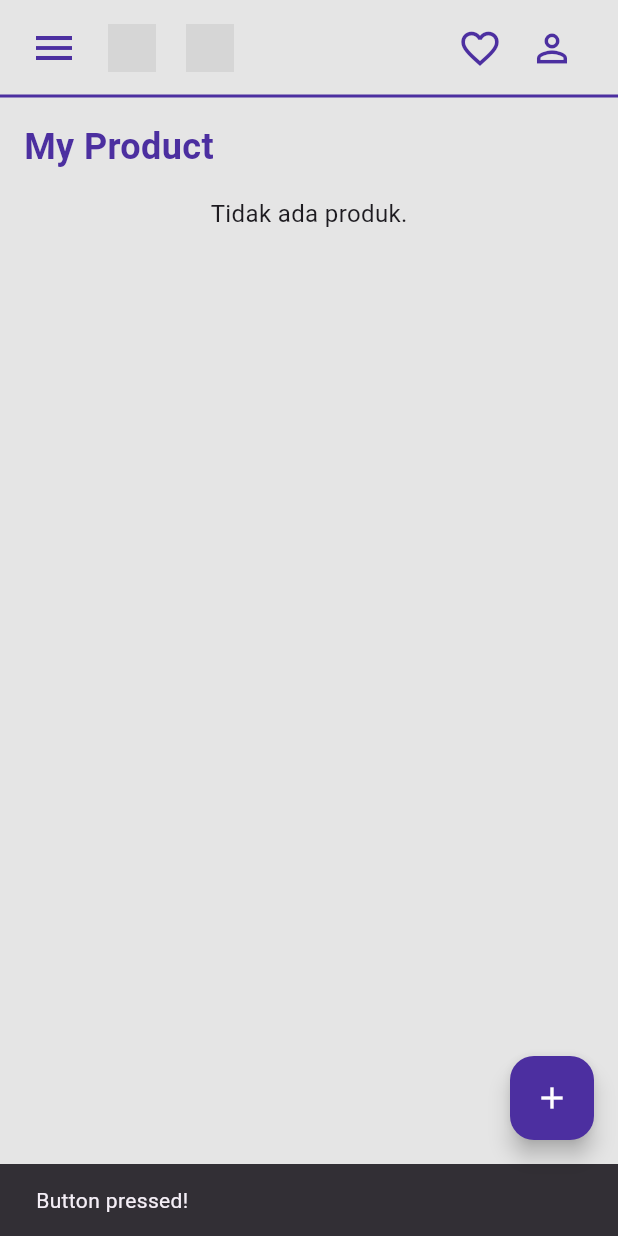
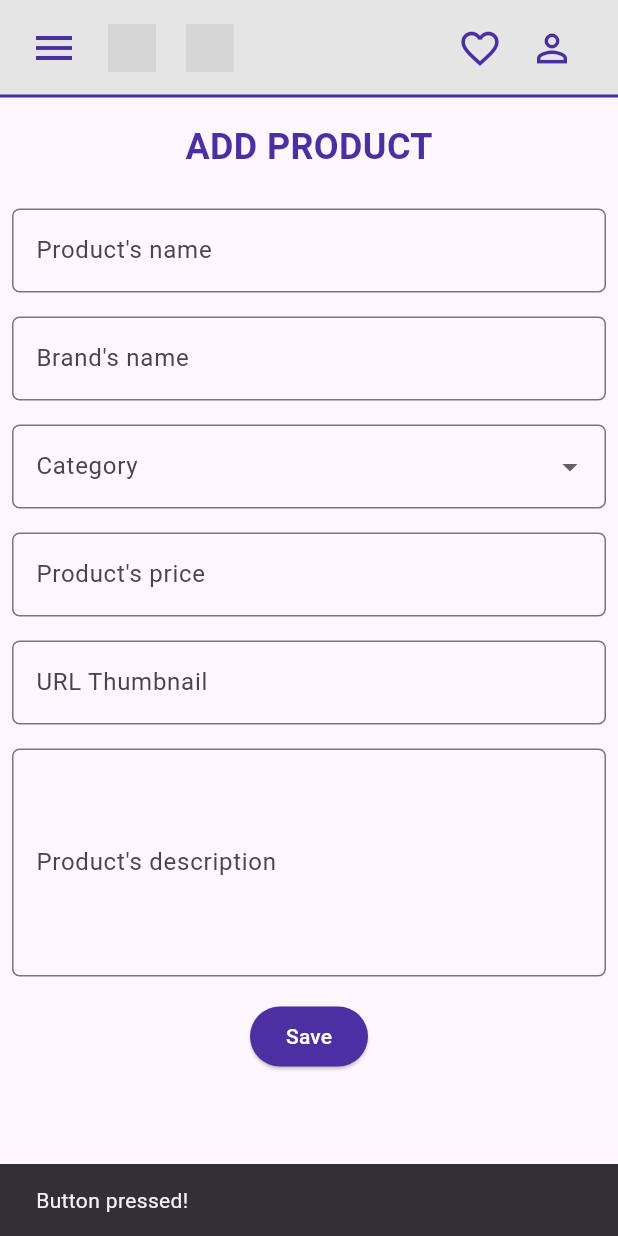
Before and after one commit to pbp-kelompok-a10/Prime-Basket-Place-Mobile, a Flutter app: the DashboardPage screen opened directly, after a tap on the "menu" icon, after a tap on the "person outline" icon, after a tap on the "add" icon, on a phone screen of 412 x 824 dp. Run offline on Flutter 3.47's test engine with Material 3 defaults, Android fonts, the light colour scheme and no system bars; our stand-ins replace image_picker; missing offline and left inert: pbp_django_auth; grey boxes are pictures that could not be loaded.

Commit message:
completing add product form

```diff
--- a/lib/account/screens/login.dart
+++ b/lib/account/screens/login.dart
@@ -21,7 +21,7 @@ class _LoginPageState extends State<LoginPage> {
 
     return Scaffold(
       appBar: AppBar(title: const Text('Sign in')),
-      backgroundColor: Color (0xFFF0F0F0),
+      backgroundColor: Color(0xFFF0F0F0),
       body: Center(
         child: SingleChildScrollView(
           padding: const EdgeInsets.all(16.0),
@@ -175,9 +175,7 @@ class _LoginPageState extends State<LoginPage> {
                       children: [
                         Text(
                           'Don\'t have an account?',
-                          style: TextStyle(
-                            fontSize: 16.0,
-                          ),
+                          style: TextStyle(fontSize: 16.0),
                         ),
                         Text(
                           ' Register',
--- a/lib/account/screens/profile.dart
+++ b/lib/account/screens/profile.dart
@@ -1,4 +1,6 @@
 import 'package:flutter/material.dart';
+import 'package:prime_basket_place_mobile/custom/custom_app_bar.dart';
+import 'package:prime_basket_place_mobile/custom/custom_drawer.dart';
 
 class ProfilePage extends StatelessWidget {
   const ProfilePage({super.key});
@@ -7,7 +9,8 @@ class ProfilePage extends StatelessWidget {
   Widget build(BuildContext context) {
     return Scaffold(
       backgroundColor: const Color(0xFFF0F0F0),
-
+      appBar: const CustomShopAppBar(),
+      drawer: const LeftDrawer(),
       body: SingleChildScrollView(
         // Bungkus semua konten di dalam Column
         child: Column(
--- a/lib/custom/custom_drawer.dart
+++ b/lib/custom/custom_drawer.dart
@@ -84,11 +84,6 @@ class LeftDrawer extends StatelessWidget {
                 },
               ),
               _DrawerItem(
-                icon: Icons.add_circle_outline,
-                label: "Add Product",
-                onTap: () => _goTo(context),
-              ),
-              _DrawerItem(
                 icon: Icons.info_outline,
                 label: "About Us",
                 onTap: () => _goTo(context),
--- a/lib/dashboard/screens/add_product_form.dart
+++ b/lib/dashboard/screens/add_product_form.dart
@@ -0,0 +1,293 @@
+import 'package:flutter/material.dart';
+import 'package:flutter/services.dart';
+import 'package:prime_basket_place_mobile/custom/custom_app_bar.dart';
+import 'package:prime_basket_place_mobile/custom/custom_drawer.dart';
+import 'package:prime_basket_place_mobile/dashboard/screens/dashboard_screen.dart';
+import 'dart:convert';
+import 'package:provider/provider.dart';
+import 'package:pbp_django_auth/pbp_django_auth.dart';
+
+class AddProductFormPage extends StatefulWidget {
+  const AddProductFormPage({super.key});
+
+  @override
+  State<AddProductFormPage> createState() => _AddProductFormPageState();
+}
+
+class _AddProductFormPageState extends State<AddProductFormPage> {
+  final _formKey = GlobalKey<FormState>();
+  String _name = "";
+  String _brand = "";
+  String _category = "other"; // default
+  double _price = 0;
+  String _thumbnail = "";
+  String _description = "";
+
+  final List<String> _categories = [
+    'Jersey',
+    'Shorts',
+    'Hoodie/Sweatshirt',
+    'Pants/Tracksuit',
+    'Top/T-Shirt',
+    'Other',
+  ];
+
+  @override
+  Widget build(BuildContext context) {
+    final request = context.watch<CookieRequest>();
+    return Scaffold(
+      appBar: const CustomShopAppBar(),
+      drawer: const LeftDrawer(),
+      body: Form(
+        key: _formKey,
+        child: SingleChildScrollView(
+          child: Column(
+            crossAxisAlignment: CrossAxisAlignment.start,
+            children: [
+              // TITLE PAGE
+              Container(
+                alignment: Alignment.center,
+                margin: const EdgeInsets.only(bottom: 16, top: 16),
+                child: Text(
+                  "ADD PRODUCT",
+                  style: TextStyle(
+                    fontSize: 24,
+                    fontWeight: FontWeight.bold,
+                    color: Color(0xFF4C2FA0),
+                    fontFamily: 'Roboto',
+                  ),
+                ),
+              ),
+              // === Name ===
+              Padding(
+                padding: const EdgeInsets.all(8.0),
+                child: TextFormField(
+                  decoration: InputDecoration(
+                    hintText: "add the name to the product!",
+                    labelText: "Product's name",
+                    border: OutlineInputBorder(
+                      borderRadius: BorderRadius.circular(5.0),
+                    ),
+                  ),
+                  onChanged: (String? value) {
+                    setState(() {
+                      _name = value!;
+                    });
+                  },
+                  validator: (String? value) {
+                    if (value == null || value.isEmpty) {
+                      return "Name cannot be unnamed.";
+                    }
+                    return null;
+                  },
+                ),
+              ),
+
+              // === Brand ===
+              Padding(
+                padding: const EdgeInsets.all(8.0),
+                child: TextFormField(
+                  decoration: InputDecoration(
+                    hintText: "Input the brand's name that made this product!",
+                    labelText: "Brand's name",
+                    border: OutlineInputBorder(
+                      borderRadius: BorderRadius.circular(5.0),
+                    ),
+                  ),
+                  onChanged: (String? value) {
+                    setState(() {
+                      _brand = value!;
+                    });
+                  },
+                  validator: (String? value) {
+                    if (value == null || value.isEmpty) {
+                      return "Brand's name cannot be unnamed";
+                    }
+                    return null;
+                  },
+                ),
+              ),
+
+              // === Category ===
+              Padding(
+                padding: const EdgeInsets.all(8.0),
+                child: DropdownButtonFormField<String>(
+                  decoration: InputDecoration(
+                    labelText: "Category",
+                    border: OutlineInputBorder(
+                      borderRadius: BorderRadius.circular(5.0),
+                    ),
+                  ),
+                  items: _categories
+                      .map(
+                        (cat) => DropdownMenuItem(
+                          value: cat,
+                          child: Text(cat[0].toUpperCase() + cat.substring(1)),
+                        ),
+                      )
+                      .toList(),
+                  onChanged: (String? newValue) {
+                    setState(() {
+                      _category = newValue!;
+                    });
+                  },
+                ),
+              ),
+
+              // === Price ===
+              Padding(
+                padding: const EdgeInsets.all(8.0),
+                child: TextFormField(
+                  keyboardType: TextInputType.number,
+                  inputFormatters: [FilteringTextInputFormatter.digitsOnly],
+                  decoration: InputDecoration(
+                    hintText: "Product's price",
+                    labelText: "Product's price",
+                    border: OutlineInputBorder(
+                      borderRadius: BorderRadius.circular(5.0),
+                    ),
+                  ),
+
+                  onChanged: (value) {
+                    if (value.isEmpty) {
+                      _price = 0; // or null, depending on your logic
+                    } else {
+                      _price = double.parse(value);
+                    }
+                  },
+
+                  validator: (value) {
+                    if (value == null || value.isEmpty) {
+                      return 'Please input numbers.';
+                    }
+                    return null;
+                  },
+                ),
+              ),
+
+              // === Thumbnail URL ===
+              Padding(
+                padding: const EdgeInsets.all(8.0),
+                child: TextFormField(
+                  decoration: InputDecoration(
+                    hintText: "URL Thumbnail (optional)",
+                    labelText: "URL Thumbnail",
+                    border: OutlineInputBorder(
+                      borderRadius: BorderRadius.circular(5.0),
+                    ),
+                  ),
+                  onChanged: (String? value) {
+                    setState(() {
+                      _thumbnail = value!;
+                    });
+                  },
+
+                  validator: (String? value) {
+                    if (value == null) return null;
+
+                    final uri = Uri.tryParse(value);
+                    if (uri == null || !uri.isAbsolute) {
+                      return "Input the valid URL!";
+                    }
+
+                    return null;
+                  },
+                ),
+              ),
+
+              // === Description ===
+              Padding(
+                padding: const EdgeInsets.all(8.0),
+                child: TextFormField(
+                  maxLines: 5,
+                  decoration: InputDecoration(
+                    hintText:
+                        "Add details or note or points to what your product has!",
+                    labelText: "Product's description",
+                    border: OutlineInputBorder(
+                      borderRadius: BorderRadius.circular(5.0),
+                    ),
+                  ),
+                  onChanged: (String? value) {
+                    setState(() {
+                      _description = value!;
+                    });
+                  },
+                  // validator: (String? value) {
+                  //   if (value == null || value.isEmpty) {
+                  //     return "Product's description cannot be empty.";
+                  //   }
+                  //   return null;
+                  // },
+                ),
+              ),
+
+              // === Tombol Simpan ===
+              Align(
+                alignment: Alignment.bottomCenter,
+                child: Padding(
+                  padding: const EdgeInsets.all(8.0),
+                  child: ElevatedButton(
+                    style: ButtonStyle(
+                      backgroundColor: WidgetStateProperty.all(
+                        Color(0xFF4C2FA0),
+                      ),
+                    ),
+                    onPressed: () async {
+                      if (!_formKey.currentState!.validate()) return;
+
+                      final response = await request.postJson(
+                        "http://localhost:8000/create-product-flutter/",
+                        jsonEncode({
+                          "fields": {
+                            "name": _name,
+                            "brand": _brand,
+                            "category": _category,
+                            "price": _price,
+                            "image_url": _thumbnail,
+                            "description": _description,
+                          },
+                        }),
+                      );
+
+                      if (!context.mounted) return;
+
+                      if (response['status'] == 'success') {
+                        ScaffoldMessenger.of(context).showSnackBar(
+                          const SnackBar(
+                            content: Text("Product successfully saved!"),
+                          ),
+                        );
+
+                        Navigator.pushReplacement(
+                          context,
+                          MaterialPageRoute(
+                            builder: (context) => const DashboardPage(),
+                          ),
+                        );
+                      } else {
+                        ScaffoldMessenger.of(context).showSnackBar(
+                          SnackBar(
+                            content: Text(
+                              response['message'] ??
+                                  "Something went wrong, please try again.",
+                            ),
+                          ),
+                        );
+                      }
+                    },
+
+                    child: const Text(
+                      "Save",
+                      style: TextStyle(color: Colors.white),
+                    ),
+                  ),
+                ),
+              ),
+            ],
+          ),
+        ),
+      ),
+    );
+  }
+}
--- a/lib/dashboard/screens/dashboard_screen.dart
+++ b/lib/dashboard/screens/dashboard_screen.dart
@@ -2,7 +2,9 @@ import 'package:flutter/material.dart';
 import 'package:prime_basket_place_mobile/custom/custom_app_bar.dart';
 import 'package:prime_basket_place_mobile/custom/custom_drawer.dart';
 import 'package:prime_basket_place_mobile/dashboard/widgets/product_card.dart';
+import 'package:prime_basket_place_mobile/dashboard/screens/add_product_form.dart';
 import 'package:prime_basket_place_mobile/models/product.dart';
+import 'package:prime_basket_place_mobile/detail-product/screens/product_detail_page.dart';
 import 'package:provider/provider.dart';
 import 'package:pbp_django_auth/pbp_django_auth.dart';
 
@@ -15,7 +17,9 @@ class DashboardPage extends StatefulWidget {
 
 class _DashboardPageState extends State<DashboardPage> {
   Future<List<Product>> fetchNews(CookieRequest request) async {
-    final response = await request.get('http://localhost:8000/dashboard/json/');
+    final response = await request.get(
+      'https://rafsanjani41-primebasketplace.pbp.cs.ui.ac.id/dashboard/json/',
+    );
 
     // Decode response to json format
     var data = response;
@@ -89,7 +93,13 @@ class _DashboardPageState extends State<DashboardPage> {
                   return ProductCard(
                     product: product,
                     onTap: () {
-                      // nanti ke detail product
+                      Navigator.push(
+                        context,
+                        MaterialPageRoute(
+                          builder: (context) =>
+                              ProductDetailPage(productId: product.pk),
+                        ),
+                      );
                     },
                   );
                 },
@@ -104,6 +114,11 @@ class _DashboardPageState extends State<DashboardPage> {
           ScaffoldMessenger.of(
             context,
           ).showSnackBar(const SnackBar(content: Text('Button pressed!')));
+          // Navigate to form
+          Navigator.push(
+            context,
+            MaterialPageRoute(builder: (context) => AddProductFormPage()),
+          );
         },
         backgroundColor: Color(0xFF4C2FA0),
         foregroundColor: Colors.white,
--- a/lib/dashboard/widgets/product_card.dart
+++ b/lib/dashboard/widgets/product_card.dart
@@ -35,7 +35,7 @@ class ProductCard extends StatelessWidget {
                 AspectRatio(
                   aspectRatio: 1,
                   child: Image.network(
-                    'http://localhost:8000/proxy-image/?url=${Uri.encodeComponent(product.fields.imageUrl)}',
+                    'http://localhost:8000/dashboard/proxy-image/?url=${Uri.encodeComponent(product.fields.imageUrl)}',
                     height: 150,
                     width: double.infinity,
                     fit: BoxFit.cover,
--- a/lib/main.dart
+++ b/lib/main.dart
@@ -20,7 +20,7 @@ class MyApp extends StatelessWidget {
       child: MaterialApp(
         title: 'Prime Basket Place',
         theme: ThemeData(primarySwatch: Colors.purple),
-        home: const DashboardPage(),
+        home: const LoginPage(),
       ),
     );
   }
```
Also changed, not shown: pubspec.lock, 5 other files.
